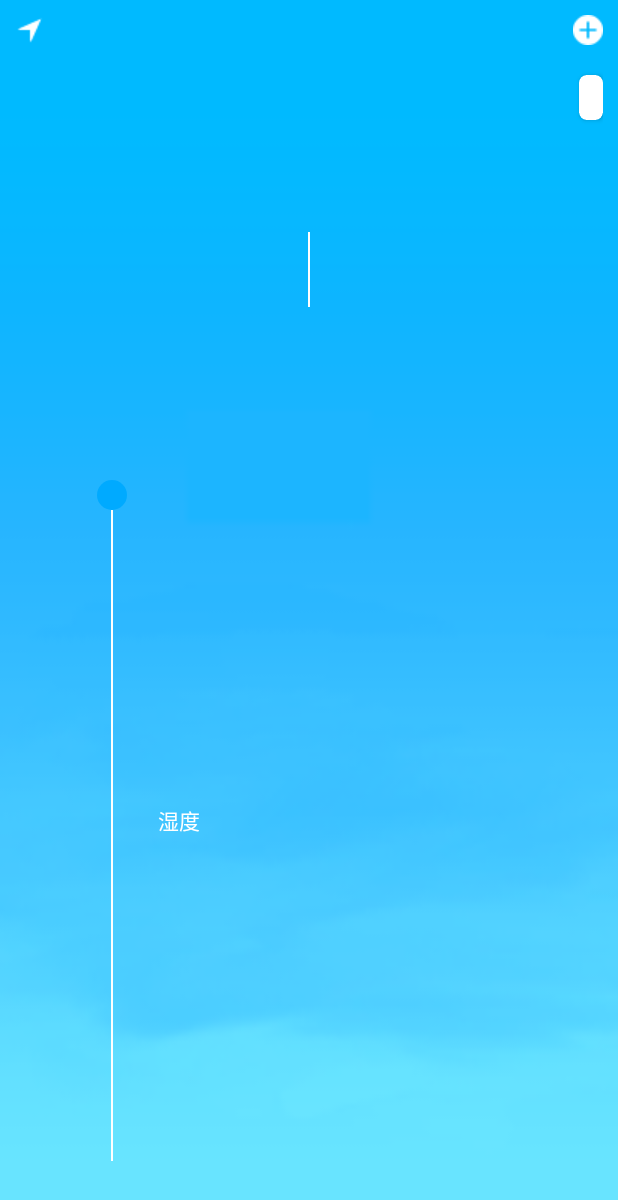
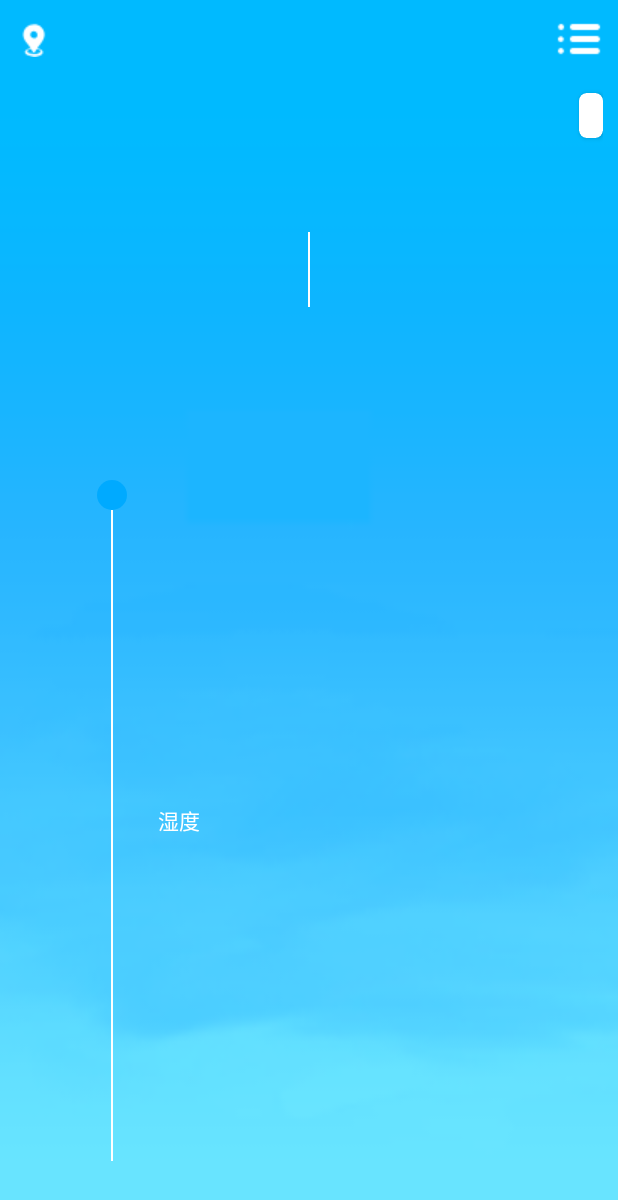
Before and after one commit to pengxianhong/WeatherPlus, an Android app: the layout include_realtime.xml on its own in the app's theme, with its tools: preview values and no code run, on a phone screen of 412 x 824 dp. Shown: the top 1200 px of the screen. Run offline under Robolectric (Android 15) with nearby library versions, the phone set to English and light mode, and no system bars.

Commit message:
逻辑修改 7/9

```diff
--- a/app/src/main/AndroidManifest.xml
+++ b/app/src/main/AndroidManifest.xml
@@ -33,6 +33,7 @@
         <activity android:name=".ui.SelectCityActivity" />
         <activity android:name=".ui.MainActivity" />
         <activity android:name=".ui.OtherCityWeather" />
+        <activity android:name=".ui.CityListActivity" />
 
         <meta-data
             android:name="com.amap.api.v2.apikey"
--- a/app/src/main/res/layout/include_realtime.xml
+++ b/app/src/main/res/layout/include_realtime.xml
@@ -17,6 +17,7 @@
             android:layout_height="wrap_content"
             android:layout_alignParentStart="true"
             android:layout_centerInParent="true"
+            android:drawablePadding="5dp"
             android:drawableStart="@drawable/location"
             android:gravity="center"
             android:singleLine="true"
@@ -52,7 +53,7 @@
             android:layout_height="wrap_content"
             android:layout_alignParentEnd="true"
             android:layout_centerInParent="true"
-            android:background="@drawable/add" />
+            android:background="@drawable/menu" />
 
     </RelativeLayout>
 
```
Also changed, not shown: app/src/main/java/com/pengxh/app/weatherplus/ui/CityListActivity.java (added, +24 -0 lines), app/src/main/java/com/pengxh/app/weatherplus/ui/MainActivity.java (+4 -3 lines), app/src/main/res/layout/activity_citylist.xml (added, +12 -0 lines), app/src/main/res/drawable/location.png, app/src/main/res/drawable/menu.png (added).
